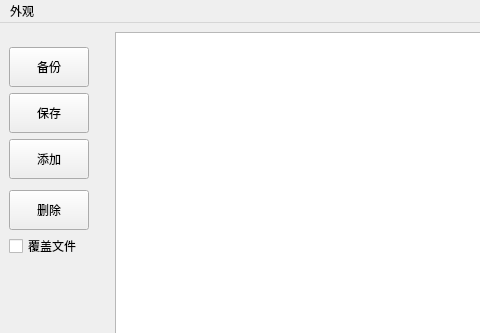
Qt form src/gui/btmainwindow.ui (realth000/BackTook) before a commit; both pictures show x 0 to 480 and y 0 to 333 of the 1000 by 500 pixel window.
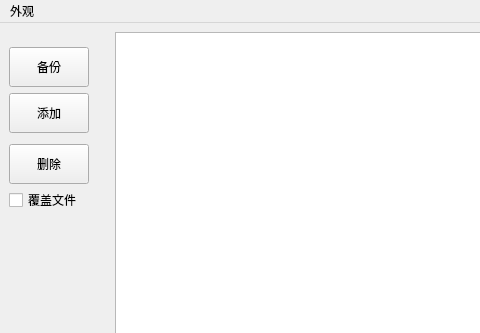
The same form after that commit.

Commit message:
perf(Config): Autosave backup config
Update features:
    Autosave backup config.

```diff
--- a/src/gui/btmainwindow.ui
+++ b/src/gui/btmainwindow.ui
@@ -60,19 +60,6 @@
           </property>
          </widget>
         </item>
-        <item>
-         <widget class="QPushButton" name="saveBackupPushButton">
-          <property name="minimumSize">
-           <size>
-            <width>0</width>
-            <height>40</height>
-           </size>
-          </property>
-          <property name="text">
-           <string>保存</string>
-          </property>
-         </widget>
-        </item>
         <item>
          <widget class="QPushButton" name="addBackupPushButton">
           <property name="minimumSize">
```
The commit also changes 1 other file.
